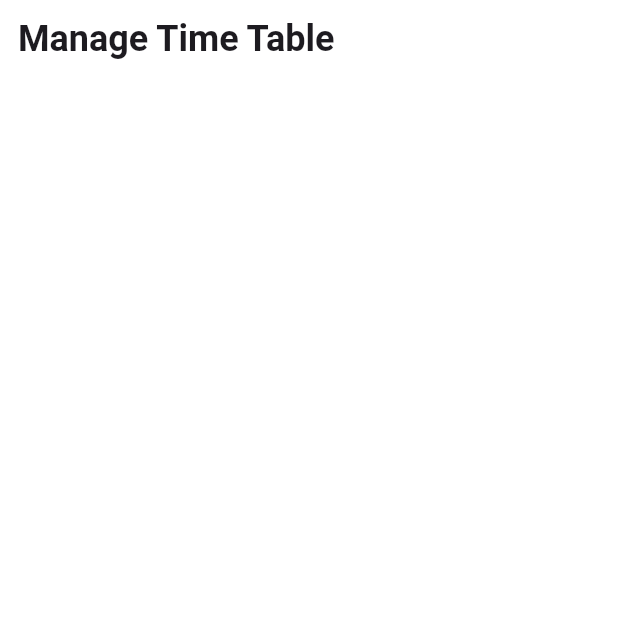
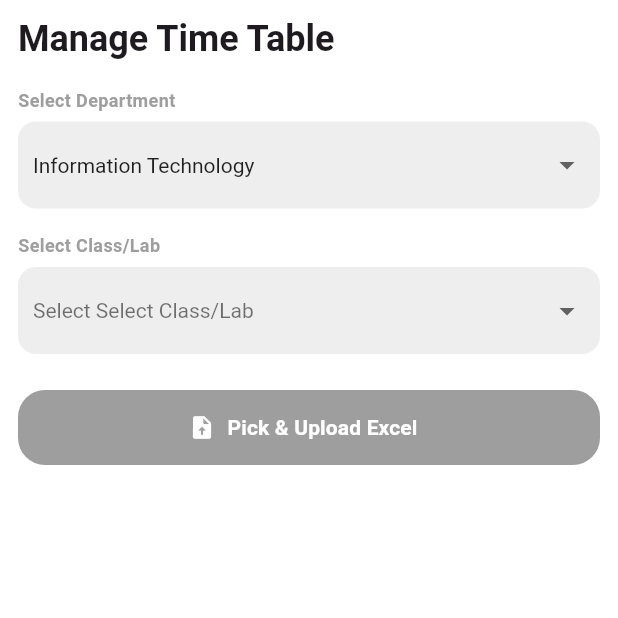
Before and after one commit to jainambarbhaya1509/Scheduler, a Flutter app: the AddTimeTable screen opened directly, on a phone screen of 412 x 824 dp, the top half of it. Run offline on Flutter 3.47's test engine with Material 3 defaults, Android fonts, the phone set to English and light mode, and no system bars; our stand-ins replace cloud_firestore, device_preview, file_picker, firebase_core, get; missing offline and left inert: excel; accounts and stored records are empty.

Commit message:
added upload tt page

```diff
--- /dev/null
+++ b/devtools_options.yaml
@@ -0,0 +1,3 @@
+description: This file stores settings for Dart & Flutter DevTools.
+documentation: https://docs.flutter.dev/tools/devtools/extensions#configure-extension-enablement-states
+extensions:
--- a/lib/pages/manage_timetable/add_timetable.dart
+++ b/lib/pages/manage_timetable/add_timetable.dart
@@ -1,20 +1,168 @@
 import 'package:flutter/material.dart';
+import 'package:get/get.dart';
+
+import '../../controller/upload_controller.dart';
 
 class AddTimeTable extends StatelessWidget {
   const AddTimeTable({super.key});
 
   @override
   Widget build(BuildContext context) {
-    return  Scaffold(
+    final controller = Get.put(UploadTTController());
+    return Scaffold(
       body: Container(
         margin: const EdgeInsets.only(top: 10, left: 12, right: 12, bottom: 10),
-        child: Column(
-          children: [
-            Text("Manage Time Table", style: Theme.of(context).textTheme.headlineSmall?.copyWith(
-              fontWeight: FontWeight.bold,))
-          ],
+        child: SingleChildScrollView(
+          child: Column(
+            mainAxisAlignment: MainAxisAlignment.start,
+            crossAxisAlignment: CrossAxisAlignment.start,
+            children: [
+              Text(
+                "Manage Time Table",
+                style: Theme.of(context).textTheme.headlineSmall?.copyWith(
+                  fontWeight: FontWeight.bold,
+                ),
+              ),
+              const SizedBox(height: 16),
+              Obx(
+                () => _buildDropdownRow(
+                  label: 'Select Department',
+                  value: controller.department.value,
+                  items: controller.departmentData.keys.toList(),
+                  onChanged: controller.running.value
+                      ? null
+                      : (v) {
+                          if (v != null) {
+                            controller.department.value = v;
+                            controller.resetSelections();
+                          }
+                        },
+                ),
+              ),
+              const SizedBox(height: 16),
+              Obx(
+                () => _buildDropdownRow(
+                  label: 'Select Class/Lab',
+                  value: controller.classNo.value.isEmpty
+                      ? null
+                      : controller.classNo.value,
+                  items: controller.classOptions,
+                  onChanged: controller.running.value
+                      ? null
+                      : (v) {
+                          if (v != null) {
+                            controller.classNo.value = v;
+                          }
+                        },
+                ),
+              ),
+              const SizedBox(height: 24),
+              Obx(
+                () => Column(
+                  children: [
+                    ElevatedButton.icon(
+                      onPressed:
+                          controller.running.value ||
+                              controller.classNo.value.isEmpty
+                          ? null
+                          : () => controller.pickFileAndProcess(),
+                      icon: const Icon(
+                        Icons.upload_file_rounded,
+                        color: Colors.white,
+                      ),
+                      label: const Text(
+                        'Pick & Upload Excel',
+                        style: TextStyle(
+                          color: Colors.white,
+                          fontWeight: FontWeight.bold,
+                        ),
+                      ),
+                      style: ElevatedButton.styleFrom(
+                        shape: RoundedRectangleBorder(
+                          borderRadius: BorderRadius.circular(18.0),
+                        ),
+
+                        minimumSize: const Size(double.infinity, 50),
+                        backgroundColor: Colors.black87,
+                        disabledBackgroundColor: Colors.grey,
+                      ),
+                    ),
+                    const SizedBox(height: 12),
+
+                    if (controller.running.value)
+                      Padding(
+                        padding: const EdgeInsets.only(top: 12),
+                        child: SizedBox(
+                          height: 20,
+                          child: LinearProgressIndicator(
+                            backgroundColor: Colors.grey[300],
+                            valueColor: AlwaysStoppedAnimation<Color>(
+                              Colors.black87,
+                            ),
+                          ),
+                        ),
+                      ),
+                  ],
+                ),
+              ),
+            ],
+          ),
         ),
       ),
     );
   }
+
+  Widget _buildDropdownRow({
+    required String label,
+    required String? value,
+    required List<String> items,
+    required Function(String?)? onChanged,
+  }) {
+    return Column(
+      crossAxisAlignment: CrossAxisAlignment.start,
+      children: [
+        Text(
+          label,
+          style: const TextStyle(
+            fontSize: 12,
+            fontWeight: FontWeight.w600,
+            color: Colors.grey,
+          ),
+        ),
+        const SizedBox(height: 6),
+        Container(
+          padding: const EdgeInsets.symmetric(vertical: 5, horizontal: 10),
+          decoration: BoxDecoration(
+            color: Colors.grey[200],
+            borderRadius: BorderRadius.circular(12),
+          ),
+          child: DropdownButton<String>(
+            value: value,
+            isExpanded: true,
+            underline: const SizedBox(),
+            hint: Text(
+              'Select $label',
+              style: const TextStyle(color: Colors.black54),
+            ),
+            items: items
+                .map(
+                  (item) => DropdownMenuItem(
+                    value: item,
+                    child: Text(
+                      item,
+                      style: const TextStyle(
+                        color: Colors.black87,
+                        fontSize: 14,
+                      ),
+                    ),
+                  ),
+                )
+                .toList(),
+            onChanged: onChanged,
+            style: const TextStyle(color: Colors.black87),
+          ),
+        ),
+      ],
+    );
+  }
 }
--- a/pubspec.yaml
+++ b/pubspec.yaml
@@ -41,6 +41,7 @@ dependencies:
   html: ^0.15.6
   cloud_firestore: ^5.6.12
   intl: ^0.20.2
+  file_picker: ^10.3.6
 
 dev_dependencies:
   flutter_test:
@@ -66,7 +67,6 @@ flutter:
 
   # To add assets to your application, add an assets section, like this:
   assets:
-    - assets/empty_slots.json
     - assets/icon.png
 
   # An image asset can refer to one or more resolution-specific "variants", see
```
Also changed, not shown: empty_slots.json (renamed from assets/empty_slots.json, +19 -9 lines), lib/controller/schedule_controller.dart (+17 -18 lines), lib/controller/upload_controller.dart (added, +158 -0 lines), lib/logic/upload_data.dart (deleted, +0 -94 lines), lib/main.dart (+0 -22 lines), lib/pages/schedule/schedule_page.dart (+15 -13 lines), pubspec.lock, 2 other files.
